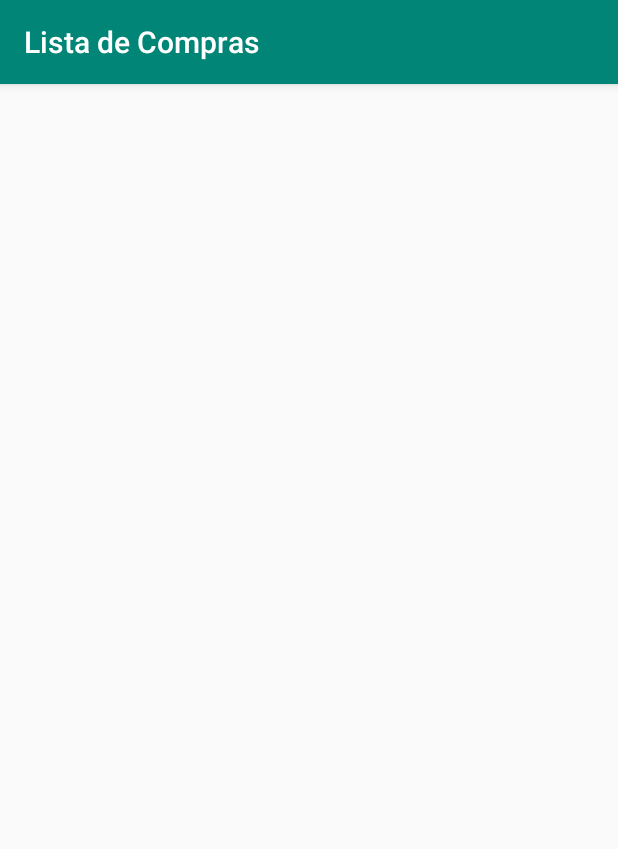
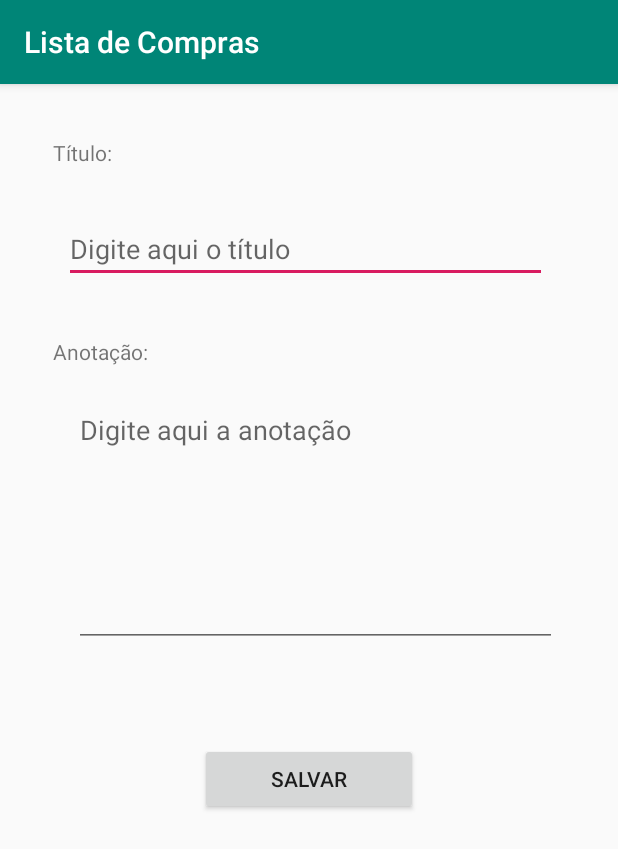
Before and after one commit to LucasVeiga11/Lista-de-compras, an Android app: the FormularioActivity screen opened directly, with no data from a screen before it, on a phone screen of 412 x 824 dp. Shown: the top 849 px of the screen. Run offline under Robolectric (Android 15) with nearby library versions, the phone set to English and light mode, and no system bars.

```diff
--- a/app/src/main/res/layout/activity_formulario.xml
+++ b/app/src/main/res/layout/activity_formulario.xml
@@ -6,4 +6,73 @@
     android:layout_height="match_parent"
     tools:context=".FormularioActivity">
 
+    <TextView
+        android:id="@+id/textView"
+        android:layout_width="wrap_content"
+        android:layout_height="wrap_content"
+        android:layout_marginStart="8dp"
+        android:layout_marginTop="36dp"
+        android:layout_marginEnd="8dp"
+        android:text="Título:"
+        app:layout_constraintEnd_toEndOf="parent"
+        app:layout_constraintHorizontal_bias="0.076"
+        app:layout_constraintStart_toStartOf="parent"
+        app:layout_constraintTop_toTopOf="parent" />
+
+    <TextView
+        android:id="@+id/textView2"
+        android:layout_width="wrap_content"
+        android:layout_height="wrap_content"
+        android:layout_marginStart="8dp"
+        android:layout_marginTop="36dp"
+        android:layout_marginEnd="8dp"
+        android:text="Anotação:"
+        app:layout_constraintEnd_toEndOf="parent"
+        app:layout_constraintHorizontal_bias="0.082"
+        app:layout_constraintStart_toStartOf="parent"
+        app:layout_constraintTop_toBottomOf="@+id/etTitulo" />
+
+    <EditText
+        android:id="@+id/etTitulo"
+        android:layout_width="322dp"
+        android:layout_height="wrap_content"
+        android:layout_marginStart="3dp"
+        android:layout_marginTop="32dp"
+        android:layout_marginEnd="8dp"
+        android:ems="10"
+        android:hint="Digite aqui o título"
+        android:inputType="textPersonName"
+        app:layout_constraintEnd_toEndOf="parent"
+        app:layout_constraintStart_toStartOf="parent"
+        app:layout_constraintTop_toBottomOf="@+id/textView" />
+
+    <EditText
+        android:id="@+id/etAnotacao"
+        android:layout_width="322dp"
+        android:layout_height="167dp"
+        android:layout_marginStart="3dp"
+        android:layout_marginTop="20dp"
+        android:layout_marginEnd="8dp"
+        android:ems="10"
+        android:gravity="top"
+        android:hint="Digite aqui a anotação"
+        android:inputType="textPersonName"
+        android:lines="10"
+        android:textDirection="ltr"
+        app:layout_constraintEnd_toEndOf="parent"
+        app:layout_constraintHorizontal_bias="0.588"
+        app:layout_constraintStart_toStartOf="parent"
+        app:layout_constraintTop_toBottomOf="@+id/textView2" />
+
+    <Button
+        android:id="@+id/btnSalvar"
+        android:layout_width="145dp"
+        android:layout_height="wrap_content"
+        android:layout_marginStart="8dp"
+        android:layout_marginTop="64dp"
+        android:layout_marginEnd="8dp"
+        android:text="Salvar"
+        app:layout_constraintEnd_toEndOf="parent"
+        app:layout_constraintStart_toStartOf="parent"
+        app:layout_constraintTop_toBottomOf="@+id/etAnotacao" />
 </android.support.constraint.ConstraintLayout>
```
Also changed, not shown: app/src/main/java/com/example/listadecompras/AdapterLista.java (added, +70 -0 lines), app/src/main/java/com/example/listadecompras/ListaDAO.java (added, +46 -0 lines), app/src/main/java/com/example/listadecompras/MainActivity.java (+42 -4 lines), app/src/main/res/layout/activity_lista.xml (added, +35 -0 lines), app/src/main/res/layout/activity_main.xml (+6 -22 lines), app/src/main/res/layout/listar_lista.xml (added, +29 -0 lines), app/src/main/res/values/styles.xml (+9 -0 lines).
